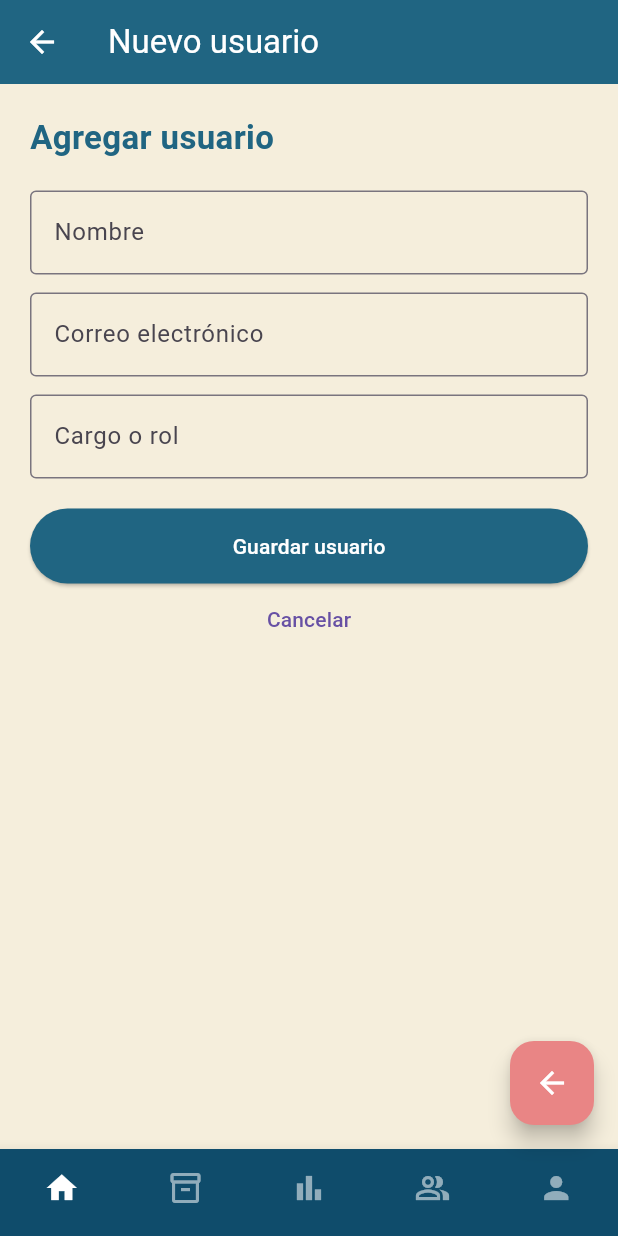
After one commit to hernandezcastilloashleemassiel-creator/Aparellaplication, a Flutter app: the UserScreen screen opened directly, after a tap on the "add" icon, on a phone screen of 412 x 824 dp. The commit adds this screen. Run offline on Flutter 3.47's test engine with Material 3 defaults, Android fonts, the phone set to English and light mode, and no system bars; our stand-ins replace get_it; network calls fail.

Commit message:
se agrego pantalla de usuario

```diff
--- /dev/null
+++ b/lib/data/user_data.dart
@@ -0,0 +1,62 @@
+
+import 'package:http/http.dart' as http;
+
+class UsuarioData {
+  final String baseUrl;
+
+  UsuarioData(this.baseUrl);
+
+  Future<http.Response> obtenerUsuarios(String token) async {
+    final url = Uri.parse('$baseUrl/api/Usuario/Lista');
+
+    return await http.get(
+      url,
+      headers: {
+        'Accept': 'application/json',
+        'Authorization': 'Bearer $token',
+      },
+    ).timeout(const Duration(seconds: 15));
+  }
+}
+
+class Usuario {
+  final int id;
+  final String nombre;
+  final String cargo;
+  final String correo;
+  final bool activo;
+
+  Usuario({
+    required this.id,
+    required this.nombre,
+    required this.cargo,
+    required this.correo,
+    required this.activo,
+  });
+
+  factory Usuario.fromJson(Map<String, dynamic> json) {
+    return Usuario(
+      id: int.tryParse(
+            (json['usuarioId'] ?? json['id'] ?? 0).toString(),
+          ) ??
+          0,
+      nombre: (json['nombre'] ??
+              json['userName'] ??
+              json['username'] ??
+              '')
+          .toString(),
+      cargo: (json['cargo'] ??
+              json['rol'] ??
+              json['role'] ??
+              '')
+          .toString(),
+      correo: (json['correo'] ??
+              json['email'] ??
+              '')
+          .toString(),
+      activo: json['activo'] == true ||
+          json['activo'] == 1 ||
+          json['activo'] == 'true',
+    );
+  }
+}
--- a/lib/main.dart
+++ b/lib/main.dart
@@ -2,6 +2,7 @@ import 'package:flutter/material.dart';
 import 'screens/login_screens.dart';
 import 'dependencias.dart';
 void main() {
+
   configurarDependencias();
   dependenciasInventario();
   runApp(const MyApp());
--- a/lib/screens/inventario_screens.dart
+++ b/lib/screens/inventario_screens.dart
@@ -81,7 +81,7 @@ class _InventarioScreenState extends State<InventarioScreen> {
               Expanded(
                 child: ListView.separated(
                   itemCount: lista.length,
-                  separatorBuilder: (_, __) => const SizedBox(height: 12),
+                  separatorBuilder: (_, _) => const SizedBox(height: 12),
                   itemBuilder: (_, i) => ProductoCard(producto: lista[i]),
                 ),
               ),
--- /dev/null
+++ b/lib/screens/user_screen.dart
@@ -0,0 +1,282 @@
+
+import 'package:flutter/material.dart';
+
+import '../widgets/boton_nav.dart';
+import '../data/user_data.dart';
+import '../service/user_service.dart';
+import '../widgets/user_widgets.dart';
+
+class UserScreen extends StatefulWidget {
+  final String token;
+
+  const UserScreen({
+    super.key,
+    required this.token,
+  });
+
+  @override
+  State<UserScreen> createState() => _UserScreenState();
+}
+
+class _UserScreenState extends State<UserScreen> {
+  late final UsuarioService servicio;
+
+  List<Usuario> usuarios = [];
+  bool cargando = false;
+  bool mostrarFormulario = false;
+  String busqueda = '';
+  String? error;
+
+  @override
+  void initState() {
+    super.initState();
+
+    // Para el emulador Android de Android Studio.
+    const String baseUrl = 'https://10.0.2.2:7180';
+
+    servicio = UsuarioService(
+      UsuarioData(baseUrl),
+    );
+
+    cargarUsuarios();
+  }
+
+  Future<void> cargarUsuarios() async {
+    if (widget.token.trim().isEmpty) {
+      setState(() {
+        error = 'No se recibió el token de inicio de sesión.';
+        cargando = false;
+      });
+      return;
+    }
+
+    setState(() {
+      cargando = true;
+      error = null;
+    });
+
+    try {
+      final resultado =
+          await servicio.obtenerUsuarios(widget.token);
+
+      if (!mounted) return;
+
+      setState(() {
+        usuarios = resultado;
+        cargando = false;
+      });
+    } catch (e) {
+      if (!mounted) return;
+
+      setState(() {
+        error = e.toString().replaceFirst('Exception: ', '');
+        cargando = false;
+      });
+    }
+  }
+
+  List<Usuario> get usuariosFiltrados {
+    final texto = busqueda.toLowerCase().trim();
+
+    return usuarios.where((usuario) {
+      return usuario.nombre.toLowerCase().contains(texto) ||
+          usuario.correo.toLowerCase().contains(texto) ||
+          usuario.cargo.toLowerCase().contains(texto);
+    }).toList();
+  }
+
+  void mostrarMensaje(String mensaje) {
+    ScaffoldMessenger.of(context).showSnackBar(
+      SnackBar(content: Text(mensaje)),
+    );
+  }
+
+  void mostrarDetalles(Usuario usuario) {
+    showDialog<void>(
+      context: context,
+      builder: (context) => AlertDialog(
+        title: Text(usuario.nombre),
+        content: Column(
+          mainAxisSize: MainAxisSize.min,
+          crossAxisAlignment: CrossAxisAlignment.start,
+          children: [
+            Text('Correo: ${usuario.correo}'),
+            const SizedBox(height: 8),
+            Text('Cargo: ${usuario.cargo}'),
+            const SizedBox(height: 8),
+            Text(
+              'Estado: ${usuario.activo ? 'Activo' : 'Inactivo'}',
+            ),
+          ],
+        ),
+        actions: [
+          TextButton(
+            onPressed: () => Navigator.pop(context),
+            child: const Text('Cerrar'),
+          ),
+        ],
+      ),
+    );
+  }
+
+  @override
+  Widget build(BuildContext context) {
+    return Scaffold(
+      backgroundColor: beige,
+      appBar: AppBar(
+        backgroundColor: azulPetroleo,
+        foregroundColor: Colors.white,
+        title: Text(
+          mostrarFormulario
+              ? 'Nuevo usuario'
+              : 'Gestión de usuarios',
+        ),
+        actions: [
+          if (!mostrarFormulario)
+            IconButton(
+              onPressed: cargarUsuarios,
+              icon: const Icon(Icons.refresh),
+              tooltip: 'Actualizar',
+            ),
+        ],
+      ),
+      body: mostrarFormulario
+          ? FormularioUsuario(
+              onGuardar: (nombre, correo, cargo) {
+                mostrarMensaje(
+                  'Formulario completado. '
+                  'Falta conectar el guardado a la API.',
+                );
+              },
+            )
+          : Padding(
+              padding: const EdgeInsets.all(16),
+              child: Column(
+                children: [
+                  BuscadorUsuarios(
+                    onChanged: (texto) {
+                      setState(() => busqueda = texto);
+                    },
+                  ),
+                  const SizedBox(height: 16),
+                  Expanded(
+                    child: _contenidoLista(),
+                  ),
+                ],
+              ),
+            ),
+      floatingActionButton: mostrarFormulario
+          ? FloatingActionButton(
+              backgroundColor: rojo,
+              foregroundColor: Colors.white,
+              onPressed: () {
+                setState(() => mostrarFormulario = false);
+              },
+              child: const Icon(Icons.arrow_back),
+            )
+          : FloatingActionButton(
+              backgroundColor: verde,
+              foregroundColor: Colors.white,
+              onPressed: () {
+                setState(() => mostrarFormulario = true);
+              },
+              child: const Icon(Icons.add),
+            ),
+      bottomNavigationBar:
+          const CustomBottomNavBar(currentIndex: 0),
+    );
+  }
+
+  Widget _contenidoLista() {
+    if (cargando) {
+      return const Center(
+        child: CircularProgressIndicator(
+          color: azulPetroleo,
+        ),
+      );
+    }
+
+    if (error != null) {
+      return Center(
+        child: SingleChildScrollView(
+          child: Column(
+            mainAxisSize: MainAxisSize.min,
+            children: [
+              const Icon(
+                Icons.error_outline,
+                color: rojo,
+                size: 45,
+              ),
+              const SizedBox(height: 12),
+              Text(
+                error!,
+                textAlign: TextAlign.center,
+              ),
+              const SizedBox(height: 12),
+              ElevatedButton(
+                onPressed: cargarUsuarios,
+                child: const Text('Intentar de nuevo'),
+              ),
+            ],
+          ),
+        ),
+      );
+    }
+
+    final lista = usuariosFiltrados;
+
+    if (lista.isEmpty) {
+      return const Center(
+        child: Text('No se encontraron usuarios.'),
+      );
+    }
+
+    return RefreshIndicator(
+      onRefresh: cargarUsuarios,
+      child: ListView.builder(
+        physics: const AlwaysScrollableScrollPhysics(),
+        itemCount: lista.length,
+        itemBuilder: (context, index) {
+          final usuario = lista[index];
+
+          return Card(
+            color: Colors.white,
+            margin: const EdgeInsets.only(bottom: 12),
+            shape: RoundedRectangleBorder(
+              borderRadius: BorderRadius.circular(14),
+              side: const BorderSide(color: bordeRosa),
+            ),
+            child: ListTile(
+              leading: CircleAvatar(
+                backgroundColor: beige,
+                child: const Icon(
+                  Icons.person,
+                  color: azulPetroleo,
+                ),
+              ),
+              title: Text(
+                usuario.nombre.isEmpty
+                    ? 'Sin nombre'
+                    : usuario.nombre,
+                style: const TextStyle(
+                  fontWeight: FontWeight.bold,
+                ),
+              ),
+              subtitle: Text(
+                '${usuario.correo}\n${usuario.cargo}',
+              ),
+              isThreeLine: true,
+              trailing: Icon(
+                usuario.activo
+                    ? Icons.check_circle
+                    : Icons.cancel,
+                color: usuario.activo ? verde : rojo,
+              ),
+              onTap: () => mostrarDetalles(usuario),
+            ),
+          );
+        },
+      ),
+    );
+  }
+}
--- /dev/null
+++ b/lib/service/user_service.dart
@@ -0,0 +1,48 @@
+
+import 'dart:convert';
+
+import '../data/user_data.dart';
+
+class UsuarioService {
+  final UsuarioData usuarioData;
+
+  UsuarioService(this.usuarioData);
+
+  Future<List<Usuario>> obtenerUsuarios(String token) async {
+    final response = await usuarioData.obtenerUsuarios(token);
+
+    if (response.statusCode == 200) {
+      final dynamic jsonResponse = jsonDecode(response.body);
+
+      // La API devuelve una lista directamente.
+      if (jsonResponse is List) {
+        return jsonResponse.map((item) {
+          return Usuario.fromJson(
+            Map<String, dynamic>.from(item as Map),
+          );
+        }).toList();
+      }
+
+      // También admite una lista dentro de la propiedad "data".
+      if (jsonResponse is Map<String, dynamic> &&
+          jsonResponse['data'] is List) {
+        final List<dynamic> datos = jsonResponse['data'];
+
+        return datos.map((item) {
+          return Usuario.fromJson(
+            Map<String, dynamic>.from(item as Map),
+          );
+        }).toList();
+      }
+
+      throw Exception(
+        'La respuesta de la API no contiene una lista de usuarios.',
+      );
+    }
+
+    throw Exception(
+      'Error al obtener usuarios: '
+      '${response.statusCode} - ${response.body}',
+    );
+  }
+}
--- a/lib/widgets/boton_nav.dart
+++ b/lib/widgets/boton_nav.dart
@@ -1,5 +1,6 @@
 import 'package:flutter/material.dart';
 import '../screens/dashboard_screens.dart';
+import '../screens/user_screen.dart';
 
 
 class CustomBottomNavBar extends StatelessWidget {
@@ -17,15 +18,15 @@ class CustomBottomNavBar extends StatelessWidget {
       case 0:
         targetScreen = const DashboardScreen();
         break;
-      // case 1:
-      //  targetScreen = const InventarioScreen();
+      //case 1:
+     // targetScreen = const ();
       //  break;
       // case 2:
       //  targetScreen = const SalesScreen();
       //  break;
-      // case 3:
-       // targetScreen = const UsersScreen();
-       // break;
+      case 3:
+       targetScreen = const UserScreen(token: 'your_token_here',);
+       break;
       // case 4:
       //   targetScreen = const ProfileScreen();
       //   break;
--- a/lib/widgets/inventario_widgets.dart
+++ b/lib/widgets/inventario_widgets.dart
@@ -160,7 +160,7 @@ class ProductoCard extends StatelessWidget {
             child: Image.asset(
               producto.imagen,
               fit: BoxFit.cover,
-              errorBuilder: (_, __, ___) =>
+              errorBuilder: (_, _, _) =>
                   const Icon(Icons.image, color: Colors.grey, size: 40),
             ),
           ),
--- /dev/null
+++ b/lib/widgets/user_widgets.dart
@@ -0,0 +1,153 @@
+import 'package:flutter/material.dart';
+
+const Color azulPetroleo = Color(0xFF206582);
+const Color beige = Color(0xFFF5EEDC);
+const Color verde = Color(0xFF68C98A);
+const Color rojo = Color(0xFFE98585);
+const Color bordeRosa = Color(0xFFF1BABA);
+
+class BuscadorUsuarios extends StatelessWidget {
+  final ValueChanged<String> onChanged;
+
+  const BuscadorUsuarios({
+    super.key,
+    required this.onChanged,
+  });
+
+  @override
+  Widget build(BuildContext context) {
+    return TextField(
+      onChanged: onChanged,
+      decoration: InputDecoration(
+        hintText: 'Buscar por nombre o correo',
+        prefixIcon: const Icon(Icons.search, color: azulPetroleo),
+        filled: true,
+        fillColor: beige,
+        border: OutlineInputBorder(
+          borderRadius: BorderRadius.circular(14),
+          borderSide: const BorderSide(color: bordeRosa),
+        ),
+        enabledBorder: OutlineInputBorder(
+          borderRadius: BorderRadius.circular(14),
+          borderSide: const BorderSide(color: bordeRosa),
+        ),
+      ),
+    );
+  }
+}
+
+class FormularioUsuario extends StatefulWidget {
+  final void Function(String nombre, String correo, String cargo)
+      onGuardar;
+
+  const FormularioUsuario({
+    super.key,
+    required this.onGuardar,
+  });
+
+  @override
+  State<FormularioUsuario> createState() => _FormularioUsuarioState();
+}
+
+class _FormularioUsuarioState extends State<FormularioUsuario> {
+  final _formKey = GlobalKey<FormState>();
+  final _nombreController = TextEditingController();
+  final _correoController = TextEditingController();
+  final _cargoController = TextEditingController();
+
+  @override
+  void dispose() {
+    _nombreController.dispose();
+    _correoController.dispose();
+    _cargoController.dispose();
+    super.dispose();
+  }
+
+  @override
+  Widget build(BuildContext context) {
+    return Padding(
+      padding: const EdgeInsets.all(20),
+      child: Form(
+        key: _formKey,
+        child: Column(
+          crossAxisAlignment: CrossAxisAlignment.stretch,
+          children: [
+            const Text(
+              'Agregar usuario',
+              style: TextStyle(
+                fontSize: 22,
+                fontWeight: FontWeight.bold,
+                color: azulPetroleo,
+              ),
+            ),
+            const SizedBox(height: 20),
+            TextFormField(
+              controller: _nombreController,
+              decoration: const InputDecoration(
+                labelText: 'Nombre',
+                border: OutlineInputBorder(),
+              ),
+              validator: (value) {
+                if (value == null || value.trim().isEmpty) {
+                  return 'Ingresá el nombre';
+                }
+                return null;
+              },
+            ),
+            const SizedBox(height: 12),
+            TextFormField(
+              controller: _correoController,
+              keyboardType: TextInputType.emailAddress,
+              decoration: const InputDecoration(
+                labelText: 'Correo electrónico',
+                border: OutlineInputBorder(),
+              ),
+              validator: (value) {
+                if (value == null || !value.contains('@')) {
+                  return 'Ingresá un correo válido';
+                }
+                return null;
+              },
+            ),
+            const SizedBox(height: 12),
+            TextFormField(
+              controller: _cargoController,
+              decoration: const InputDecoration(
+                labelText: 'Cargo o rol',
+                border: OutlineInputBorder(),
+              ),
+              validator: (value) {
+                if (value == null || value.trim().isEmpty) {
+                  return 'Ingresá el cargo';
+                }
+                return null;
+              },
+            ),
+            const SizedBox(height: 20),
+            ElevatedButton(
+              style: ElevatedButton.styleFrom(
+                backgroundColor: azulPetroleo,
+                foregroundColor: Colors.white,
+                padding: const EdgeInsets.all(15),
+              ),
+              onPressed: () {
+                if (_formKey.currentState!.validate()) {
+                  widget.onGuardar(
+                    _nombreController.text.trim(),
+                    _correoController.text.trim(),
+                    _cargoController.text.trim(),
+                  );
+                }
+              },
+              child: const Text('Guardar usuario'),
+            ),
+            TextButton(
+              onPressed: () => Navigator.pop(context),
+              child: const Text('Cancelar'),
+            ),
+          ],
+        ),
+      ),
+    );
+  }
+}
--- a/pubspec.yaml
+++ b/pubspec.yaml
@@ -12,8 +12,13 @@ dependencies:
     sdk: flutter
 
   cupertino_icons: ^1.0.8
+<<<<<<< HEAD
   http: ^1.2.0
   get_it: ^9.3.0
+=======
+  http: ^1.6.0
+  get_it: ^7.6.0
+>>>>>>> 81adcc1 (se agrego pantalla de usuario)
 
 dev_dependencies:
   flutter_test:
```
